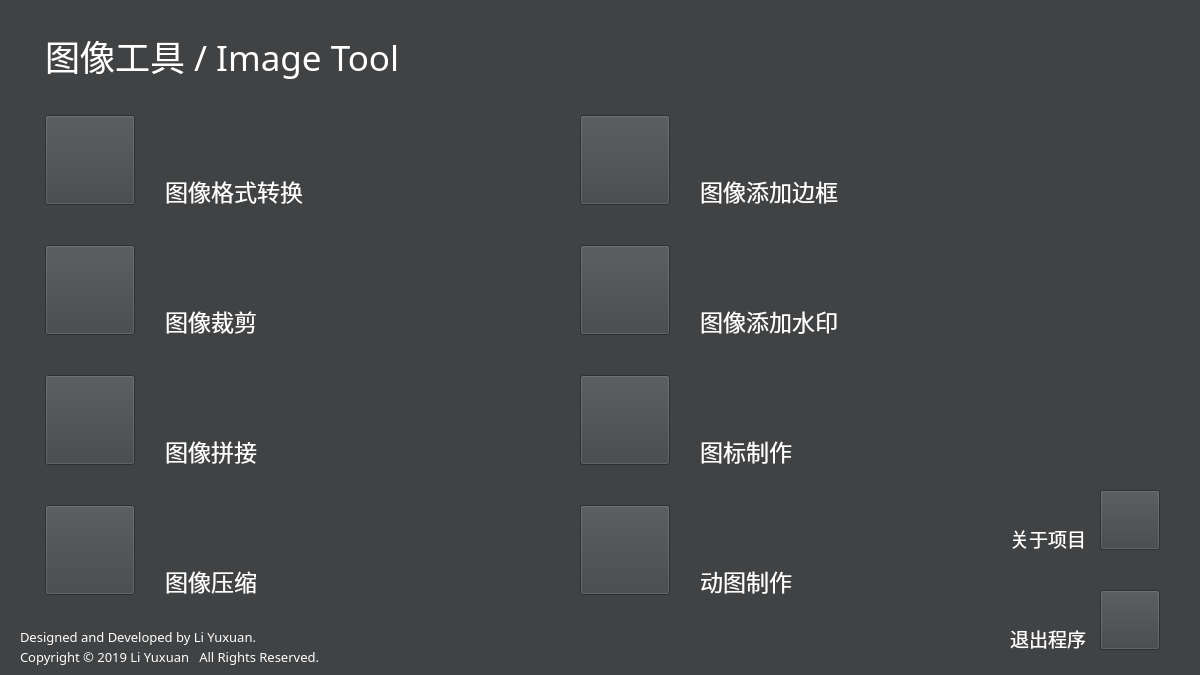
liyuxuan2003/ImageTool, file Menu.ui: the form before one commit.
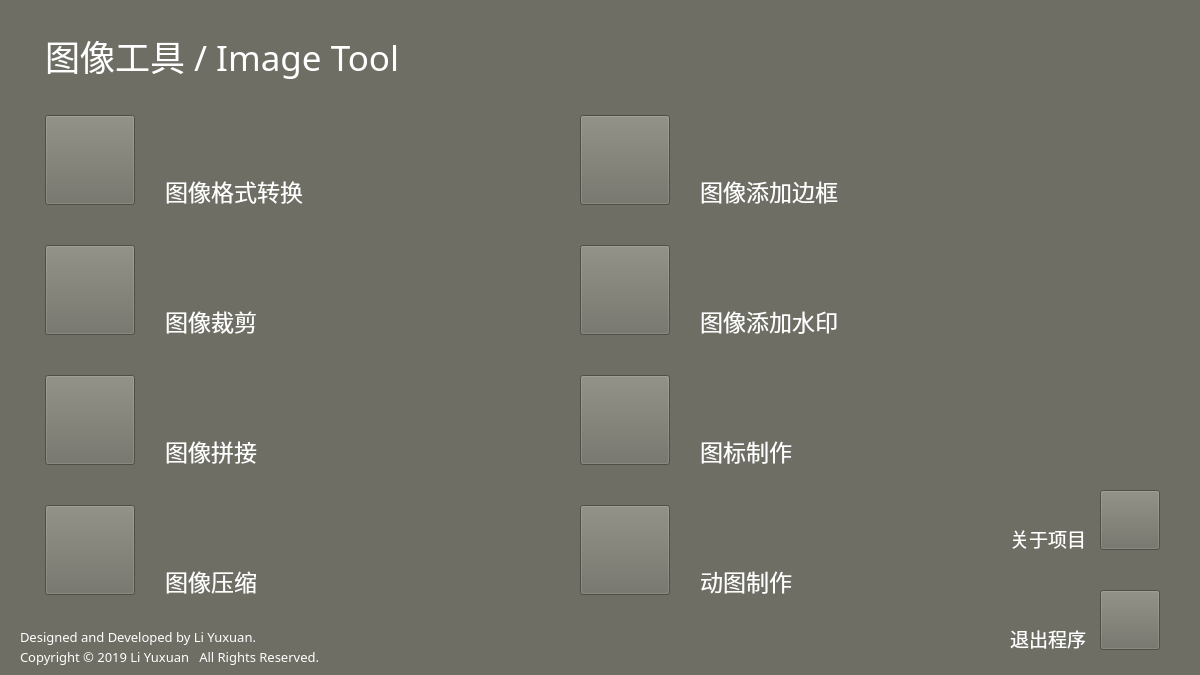
The form after the commit. Icons and pictures are not drawn.

The edit to the form file:
```diff
--- a/Menu.ui
+++ b/Menu.ui
@@ -20,7 +20,7 @@
    <string>Frame</string>
   </property>
   <property name="styleSheet">
-   <string notr="true">background-color: rgb(64, 66, 68);</string>
+   <string notr="true">background-color: rgb(110, 110, 100);</string>
   </property>
   <widget class="QLabel" name="labelTitle">
    <property name="geometry">
```
